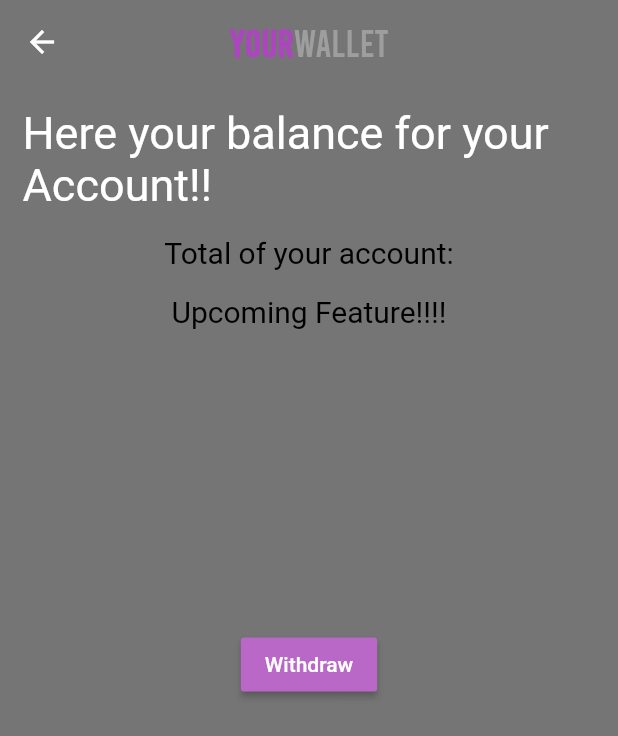
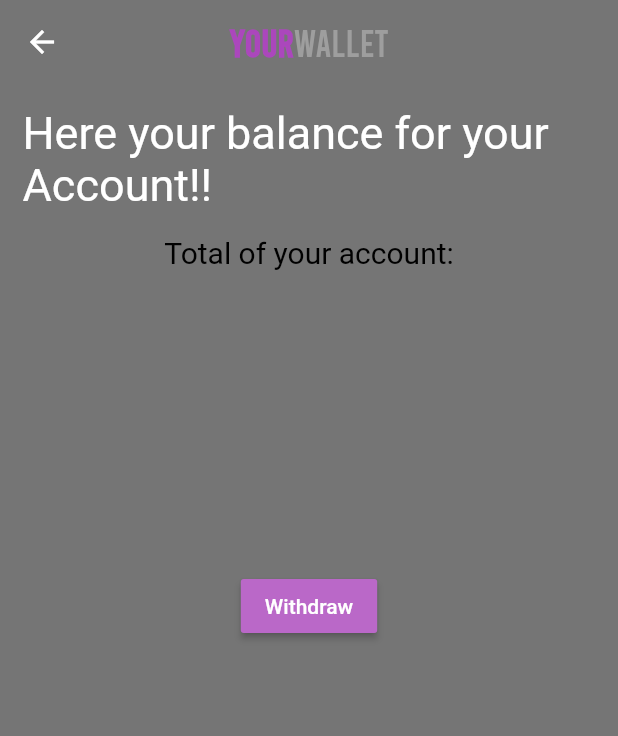
Before and after one commit to taufiqzaidong/GoWallpaper-Final, a Flutter app: the Wallet screen opened directly, on a phone screen of 412 x 824 dp. Shown: the top 736 px of the screen. Run offline on Flutter 3.47's test engine with Material 2 defaults, Android fonts, the phone set to English and light mode, and no system bars; our stand-ins replace cloud_firestore, dio, firebase_auth, firebase_core, firebase_storage, flutter_cache_manager and 7 more; missing offline and left inert: flutter_statusbarcolor, wallpaper_manager; accounts and stored records are empty; network calls fail.

Commit message:
Update wallet.dart

```diff
--- a/lib/screens/wallet.dart
+++ b/lib/screens/wallet.dart
@@ -34,14 +34,6 @@ class _WalletState extends State<Wallet> {
                   style: TextStyle(fontSize: 20, color: Colors.black),
                 ),
                 SizedBox(
-                  height: 16,
-                  width: 100,
-                ),
-                Text(
-                  "Upcoming Feature!!!!",
-                  style: TextStyle(fontSize: 20, color: Colors.black),
-                ),
-                SizedBox(
                   height: 200,
                   width: 100,
                 ),
```
